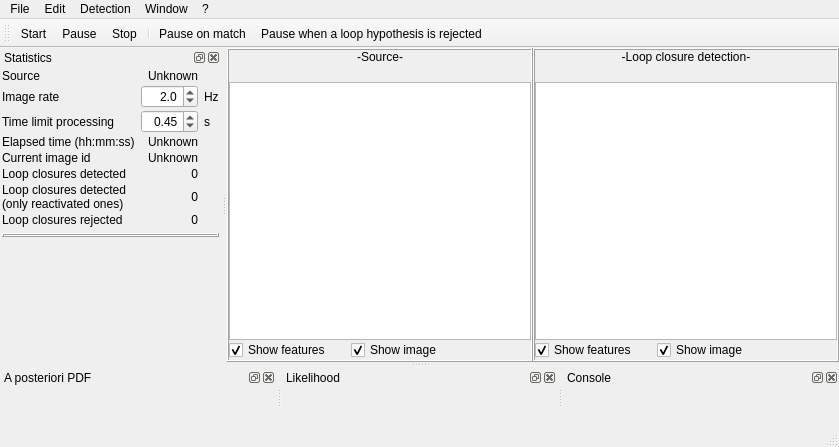
This is guilib/src/ui/mainWindow.ui in introlab/rtabmap as Qt 5 draws it before an edit. The edited form follows.
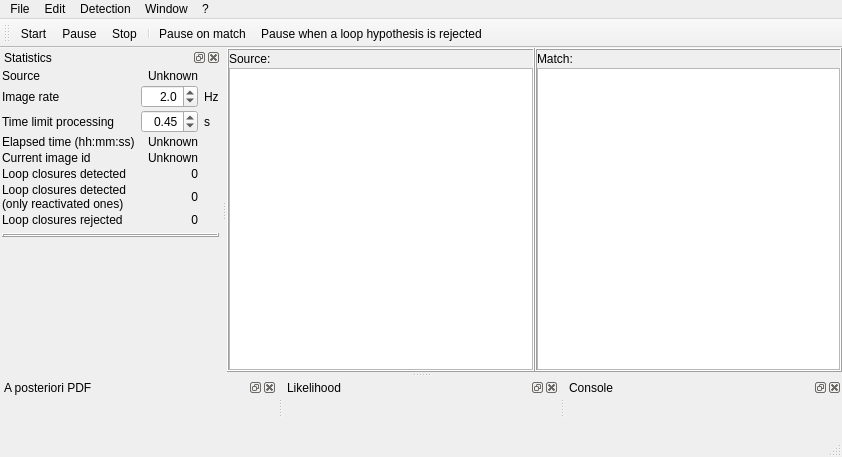
This is the edited form. Icons and pictures are not drawn. Custom widgets are drawn as their Qt base class.

Commit message: Cleanup gui Fixed crash when a new location (B merged with previous location A through rehearsal) and then loop on a location already merged with the location A (which is not anymore in WM) Updated rejected hypothesis tag

The edit to the form file:
```diff
--- a/guilib/src/ui/mainWindow.ui
+++ b/guilib/src/ui/mainWindow.ui
@@ -6,8 +6,8 @@
    <rect>
     <x>0</x>
     <y>0</y>
-    <width>839</width>
-    <height>447</height>
+    <width>842</width>
+    <height>457</height>
    </rect>
   </property>
   <property name="windowTitle">
@@ -43,22 +43,24 @@
        <property name="margin">
         <number>0</number>
        </property>
-       <item>
-        <layout class="QHBoxLayout" name="horizontalLayout_8">
-         <item>
-          <widget class="QLabel" name="label_19">
-           <property name="text">
-            <string>-Source-</string>
-           </property>
-           <property name="alignment">
-            <set>Qt::AlignCenter</set>
-           </property>
-          </widget>
-         </item>
-        </layout>
-       </item>
        <item>
         <layout class="QHBoxLayout" name="horizontalLayout_9">
+         <item>
+          <widget class="QLabel" name="label_22">
+           <property name="sizePolicy">
+            <sizepolicy hsizetype="Fixed" vsizetype="Preferred">
+             <horstretch>0</horstretch>
+             <verstretch>0</verstretch>
+            </sizepolicy>
+           </property>
+           <property name="text">
+            <string>Source:</string>
+           </property>
+           <property name="alignment">
+            <set>Qt::AlignLeading|Qt::AlignLeft|Qt::AlignVCenter</set>
+           </property>
+          </widget>
+         </item>
          <item>
           <widget class="QLabel" name="label_refId">
            <property name="minimumSize">
@@ -71,7 +73,7 @@
             <string/>
            </property>
            <property name="alignment">
-            <set>Qt::AlignCenter</set>
+            <set>Qt::AlignLeading|Qt::AlignLeft|Qt::AlignVCenter</set>
            </property>
           </widget>
          </item>
@@ -87,59 +89,6 @@
          </property>
         </widget>
        </item>
-       <item>
-        <layout class="QHBoxLayout" name="horizontalLayout_7">
-         <item>
-          <widget class="QCheckBox" name="checkBox_showFeatures">
-           <property name="text">
-            <string>Show features</string>
-           </property>
-           <property name="checked">
-            <bool>true</bool>
-           </property>
-          </widget>
-         </item>
-         <item>
-          <spacer name="horizontalSpacer_5">
-           <property name="orientation">
-            <enum>Qt::Horizontal</enum>
-           </property>
-           <property name="sizeType">
-            <enum>QSizePolicy::Fixed</enum>
-           </property>
-           <property name="sizeHint" stdset="0">
-            <size>
-             <width>20</width>
-             <height>20</height>
-            </size>
-           </property>
-          </spacer>
-         </item>
-         <item>
-          <widget class="QCheckBox" name="checkBox_showImage">
-           <property name="text">
-            <string>Show image</string>
-           </property>
-           <property name="checked">
-            <bool>true</bool>
-           </property>
-          </widget>
-         </item>
-         <item>
-          <spacer name="horizontalSpacer_3">
-           <property name="orientation">
-            <enum>Qt::Horizontal</enum>
-           </property>
-           <property name="sizeHint" stdset="0">
-            <size>
-             <width>40</width>
-             <height>20</height>
-            </size>
-           </property>
-          </spacer>
-         </item>
-        </layout>
-       </item>
       </layout>
      </widget>
     </item>
@@ -158,22 +107,24 @@
        <property name="margin">
         <number>0</number>
        </property>
-       <item>
-        <layout class="QHBoxLayout" name="horizontalLayout_3">
-         <item>
-          <widget class="QLabel" name="label_18">
-           <property name="text">
-            <string>-Loop closure detection-</string>
-           </property>
-           <property name="alignment">
-            <set>Qt::AlignCenter</set>
-           </property>
-          </widget>
-         </item>
-        </layout>
-       </item>
        <item>
         <layout class="QHBoxLayout" name="horizontalLayout_4">
+         <item>
+          <widget class="QLabel" name="label_23">
+           <property name="sizePolicy">
+            <sizepolicy hsizetype="Fixed" vsizetype="Preferred">
+             <horstretch>0</horstretch>
+             <verstretch>0</verstretch>
+            </sizepolicy>
+           </property>
+           <property name="text">
+            <string>Match:</string>
+           </property>
+           <property name="alignment">
+            <set>Qt::AlignLeading|Qt::AlignLeft|Qt::AlignVCenter</set>
+           </property>
+          </widget>
+         </item>
          <item>
           <widget class="QLabel" name="label_matchId">
            <property name="minimumSize">
@@ -186,7 +137,7 @@
             <string/>
            </property>
            <property name="alignment">
-            <set>Qt::AlignCenter</set>
+            <set>Qt::AlignLeading|Qt::AlignLeft|Qt::AlignVCenter</set>
            </property>
           </widget>
          </item>
@@ -202,59 +153,6 @@
          </property>
         </widget>
        </item>
-       <item>
-        <layout class="QHBoxLayout" name="horizontalLayout_6">
-         <item>
-          <widget class="QCheckBox" name="checkBox_showFeaturesLoop">
-           <property name="text">
-            <string>Show features</string>
-           </property>
-           <property name="checked">
-            <bool>true</bool>
-           </property>
-          </widget>
-         </item>
-         <item>
-          <spacer name="horizontalSpacer_6">
-           <property name="orientation">
-            <enum>Qt::Horizontal</enum>
-           </property>
-           <property name="sizeType">
-            <enum>QSizePolicy::Fixed</enum>
-           </property>
-           <property name="sizeHint" stdset="0">
-            <size>
-             <width>20</width>
-             <height>20</height>
-            </size>
-           </property>
-          </spacer>
-         </item>
-         <item>
-          <widget class="QCheckBox" name="checkBox_showImageLoop">
-           <property name="text">
-            <string>Show image</string>
-           </property>
-           <property name="checked">
-            <bool>true</bool>
-           </property>
-          </widget>
-         </item>
-         <item>
-          <spacer name="horizontalSpacer_4">
-           <property name="orientation">
-            <enum>Qt::Horizontal</enum>
-           </property>
-           <property name="sizeHint" stdset="0">
-            <size>
-             <width>40</width>
-             <height>20</height>
-            </size>
-           </property>
-          </spacer>
-         </item>
-        </layout>
-       </item>
       </layout>
      </widget>
     </item>
@@ -265,7 +163,7 @@
     <rect>
      <x>0</x>
      <y>0</y>
-     <width>839</width>
+     <width>842</width>
      <height>22</height>
     </rect>
    </property>
```
Left out of the diff: 2 changed lines with no effect on the pictures. The commit also changes 8 other files.
